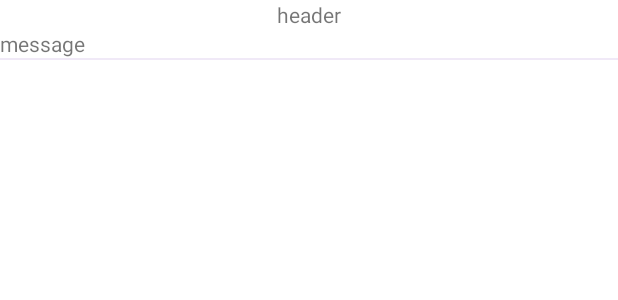
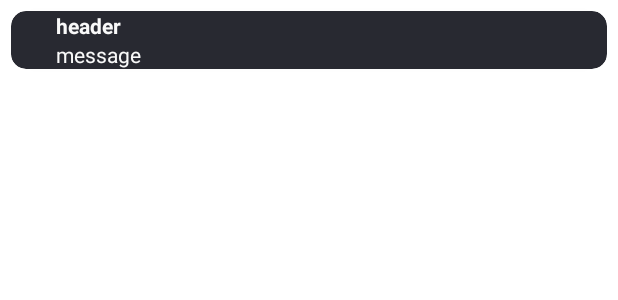
Before and after one commit to kasimsagir/ko-mobile-android, an Android app: the layout row_notification.xml on its own in the app's theme, with its tools: preview values and no code run, on a phone screen of 412 x 824 dp. Shown: the top 300 px of the screen. Run offline under Robolectric (Android 15) with nearby library versions, the light colour scheme and no system bars.

Commit message:
Update profile ve şifremi değiştir servisleri ve tasarımları eklendi

```diff
--- a/app/src/main/java/com/kinght/commerce/data/DataManager.java
+++ b/app/src/main/java/com/kinght/commerce/data/DataManager.java
@@ -7,6 +7,7 @@ import com.kinght.commerce.data.network.ServiceCallback;
 import com.kinght.commerce.data.network.entities.CommonResponse;
 import com.kinght.commerce.data.network.entities.Entries.Entry;
 import com.kinght.commerce.data.network.entities.Entries.User;
+import com.kinght.commerce.data.network.entities.Event.Events;
 import com.kinght.commerce.data.network.entities.Lottery.Lottery;
 import com.kinght.commerce.data.network.entities.Notification.Notifications;
 import com.kinght.commerce.data.network.entities.Promotion.Promotions;
@@ -45,5 +46,5 @@ public interface DataManager  {
     void forgetPasswordStepTwo(String phoneNumber,String smsCode,ServiceCallback<CommonResponse> commonResponseServiceCallback);
     void forgetPasswordStepThree(String phoneNumber,String password,ServiceCallback<CommonResponse> commonResponseServiceCallback);
     void updateProfile(String nickname,String name,String surname, String registerServerId, boolean isShowPassword,ServiceCallback<CommonResponse> commonResponseServiceCallback);
-
+    void getEvents(ServiceCallback<List<Events>> listServiceCallback);
 }
--- a/app/src/main/java/com/kinght/commerce/data/network/ApiInterface.java
+++ b/app/src/main/java/com/kinght/commerce/data/network/ApiInterface.java
@@ -7,6 +7,7 @@ import com.kinght.commerce.data.network.entities.Entries.Entry;
 import com.kinght.commerce.data.network.entities.Entries.EntryResponse;
 import com.kinght.commerce.data.network.entities.Entries.UpdateEntryRequest;
 import com.kinght.commerce.data.network.entities.Entries.User;
+import com.kinght.commerce.data.network.entities.Event.EventResponse;
 import com.kinght.commerce.data.network.entities.ForgetPasswordRequest;
 import com.kinght.commerce.data.network.entities.LoginRequest;
 import com.kinght.commerce.data.network.entities.Lottery.LotteryResponse;
@@ -107,4 +108,7 @@ public interface ApiInterface {
 
     @POST("secure/users/me/update")
     Call<CommonResponse> updateProfile(@Body User user);
+
+    @GET("getEvents")
+    Call<EventResponse> getEvents();
 }
--- a/app/src/main/java/com/kinght/commerce/data/network/ApiServices.java
+++ b/app/src/main/java/com/kinght/commerce/data/network/ApiServices.java
@@ -3,11 +3,12 @@ package com.kinght.commerce.data.network;
 
 import com.kinght.commerce.data.network.services.ApplicationServices;
 import com.kinght.commerce.data.network.services.EntryServices;
+import com.kinght.commerce.data.network.services.EventServices;
 import com.kinght.commerce.data.network.services.LotteryServices;
 import com.kinght.commerce.data.network.services.NotificationServices;
 import com.kinght.commerce.data.network.services.PromotionServices;
 import com.kinght.commerce.data.network.services.UserServices;
 import com.kinght.commerce.data.network.services.ServerServices;
 
-public interface ApiServices extends UserServices, ServerServices, ApplicationServices, PromotionServices, EntryServices, LotteryServices, NotificationServices {
+public interface ApiServices extends UserServices, ServerServices, ApplicationServices, PromotionServices, EntryServices, LotteryServices, NotificationServices, EventServices {
 }
--- a/app/src/main/java/com/kinght/commerce/di/modules/PresenterModules.java
+++ b/app/src/main/java/com/kinght/commerce/di/modules/PresenterModules.java
@@ -165,4 +165,6 @@ public class PresenterModules {
     UpdateProfileActivityMvpPresenter<UpdateProfileActivityMvpView> provideUpdateProfileActivity(DataManager dataManager){
         return new UpdateProfileActivityPresenter<>(dataManager);
     }
+
+
 }
--- a/app/src/main/java/com/kinght/commerce/ui/MainActivity/SearchFragment/SearchFragmentMvpPresenter.java
+++ b/app/src/main/java/com/kinght/commerce/ui/MainActivity/SearchFragment/SearchFragmentMvpPresenter.java
@@ -6,4 +6,6 @@ public interface SearchFragmentMvpPresenter<V extends SearchFragmentMvpView> ext
     void getFilterEntries(String input);
 
     void getAllEntries();
+
+    void getMe();
 }
--- a/app/src/main/java/com/kinght/commerce/ui/MainActivity/SearchFragment/SearchFragmentMvpView.java
+++ b/app/src/main/java/com/kinght/commerce/ui/MainActivity/SearchFragment/SearchFragmentMvpView.java
@@ -8,4 +8,6 @@ public interface SearchFragmentMvpView extends MvpView {
     void showServerNameToUser(String name);
 
     void loadDataToList(List<Entry> response);
+
+    void loadCoinData(int value);
 }
--- a/app/src/main/java/com/kinght/commerce/ui/PartipicateActivity/PartipicateActivityPresenter.java
+++ b/app/src/main/java/com/kinght/commerce/ui/PartipicateActivity/PartipicateActivityPresenter.java
@@ -71,8 +71,8 @@ public class PartipicateActivityPresenter<V extends PartipicateActivityMvpView>
         getDataManager().partipicateLottery(lotteryId, new ServiceCallback<CommonResponse>() {
             @Override
             public void onSuccess(CommonResponse response) {
+                getMvpView().hideLoading();
                 getPartipicate();
-                getMvpView().hideLoading();
             }
 
             @Override
--- a/app/src/main/java/com/kinght/commerce/utility/Configuration.java
+++ b/app/src/main/java/com/kinght/commerce/utility/Configuration.java
@@ -2,7 +2,7 @@ package com.kinght.commerce.utility;
 
 public class Configuration {
     // Server Configuration
-    public static final String prodBaseUrl="https://www.vitrinova.com/api/v2/";
+    public static final String prodBaseUrl="http://167.99.88.157:8080/api/";
     public static final String devBaseUrl="http://192.168.4.207:8080/api/";
     //public static final String devBaseUrl="http://167.99.88.157:8080/api/";
     public static String baseUrl="";
--- a/app/src/main/res/layout/row_notification.xml
+++ b/app/src/main/res/layout/row_notification.xml
@@ -4,22 +4,52 @@
     xmlns:tools="http://schemas.android.com/tools"
     android:layout_width="match_parent"
     android:layout_height="wrap_content"
+    xmlns:card_view="http://schemas.android.com/tools"
+    android:orientation="vertical">
+
+    <androidx.cardview.widget.CardView
+        android:layout_width="match_parent"
+        android:layout_height="wrap_content"
+        android:layout_margin="7dp"
+        card_view:cardUseCompatPadding="true"
+        card_view:cardElevation="4dp"
+        card_view:cardCornerRadius="3dp"
+        app:cardCornerRadius="10dp"
+        android:layout_centerHorizontal="true"
+        android:innerRadius="0dp"
+        android:shape="ring"
+        android:thicknessRatio="1.9"
+        android:elevation="8dp"
+        android:backgroundTint="@color/colorPrimary"
+        android:padding="5dp"
+        >
+    <LinearLayout
+        android:layout_width="match_parent"
+        android:layout_height="wrap_content"
         android:orientation="vertical">
 
         <TextView
+            android:textStyle="bold"
             android:id="@+id/row_notification_header_text_view"
             android:layout_width="match_parent"
             android:layout_height="wrap_content"
             android:text="header"
             android:layout_gravity="center"
-        android:gravity="center"/>
+            android:textColor="@color/white"
+           android:layout_marginLeft="20dp"/>
         <TextView
+            android:layout_marginLeft="20dp"
+            android:layout_gravity="center"
             android:id="@+id/row_notification_message_text_view"
             android:layout_width="match_parent"
             android:layout_height="wrap_content"
+            android:textColor="@color/white"
             android:text="message"/>
-    <View
-        android:layout_width="match_parent"
-        android:layout_height="1dp"
-        android:background="@color/light_grey" />
+
+
     </LinearLayout>
+    </androidx.cardview.widget.CardView>
+
+
+
+</LinearLayout>
```
Also changed, not shown: app/src/main/java/com/kinght/commerce/data/DataManagerImp.java (+7 -0 lines), app/src/main/java/com/kinght/commerce/data/network/ApiServicesImp.java (+10 -1 lines), app/src/main/java/com/kinght/commerce/data/network/entities/Event/EventResponse.java (added, +22 -0 lines), app/src/main/java/com/kinght/commerce/data/network/entities/Event/Events.java (added, +42 -0 lines), app/src/main/java/com/kinght/commerce/data/network/services/EventServices.java (added, +11 -0 lines), app/src/main/java/com/kinght/commerce/data/network/services/EventServicesImp.java (added, +56 -0 lines), app/src/main/java/com/kinght/commerce/di/modules/DataModules.java (+10 -2 lines), app/src/main/java/com/kinght/commerce/ui/MainActivity/SearchFragment/SearchFragment.java (+10 -3 lines), app/src/main/java/com/kinght/commerce/ui/MainActivity/SearchFragment/SearchFragmentPresenter.java (+21 -0 lines). Lines whose indentation alone changed are shown as unchanged.
